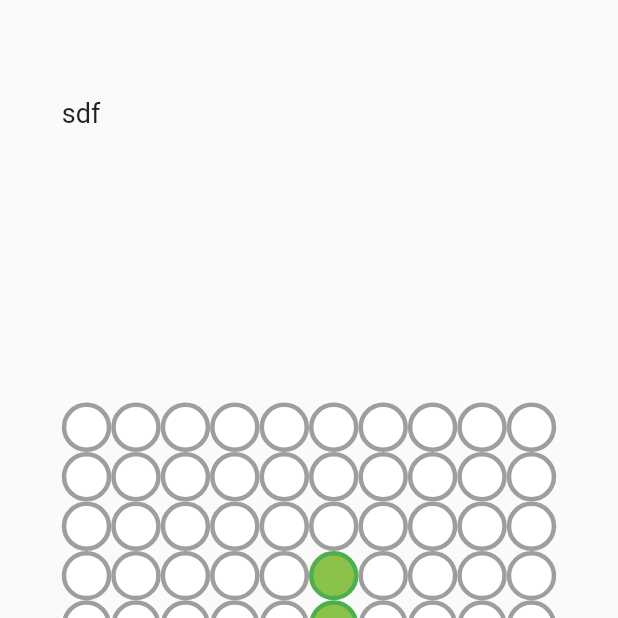
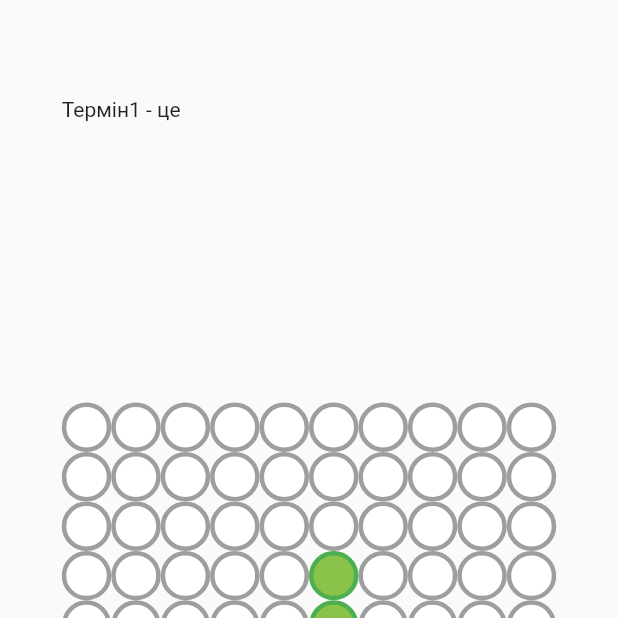
Before and after one commit to myGitHubAkk/MAN-new, a Flutter app: the screen it shows after launch, on a phone screen of 412 x 824 dp, the top half of it. Run offline on Flutter 3.47's test engine with Material 2 defaults, Android fonts, the phone set to English and light mode, and no system bars.

Commit message:
finish termUser

```diff
--- a/lib/entities/user_term.dart
+++ b/lib/entities/user_term.dart
@@ -1,7 +1,16 @@
+import 'package:flutter/cupertino.dart';
 import 'package:man_project/data/terms.dart';
 
 class UserTerm {
-  static int _namberTerm = TermData.namberTerm;
-  Term _term = TermData.terms[_namberTerm];
+  static Term _term = TermData.terms[TermData.namberTerm];
+  String termTitle = _term.title;
   static String valueUserTerm = '';
+
+  set addValue(String value) => valueUserTerm += value;
+
+  Widget get widget => _termWidget();
+
+  Widget _termWidget() {
+    return Text('$termTitle - це $valueUserTerm');
+  }
 }
--- a/lib/presentation/game_screen/original_game_sreen.dart
+++ b/lib/presentation/game_screen/original_game_sreen.dart
@@ -87,10 +87,7 @@ class _OriginalGameScreenState extends State<OriginalGameScreen> {
               Container(
                 height: heightScreen / 3,
                 width: widthScreen,
-                child: Text(
-                  'sdf',
-                  style: TextStyle(fontSize: 18),
-                ),
+                child: UserTerm().widget,
               ),
               Container(
                 width: widthScreen,
```
